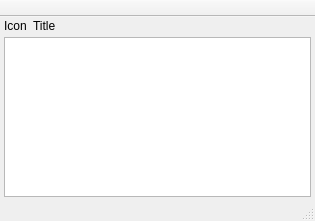
xnamed/vacuum-im, file src/plugins/filestreamsmanager/filestreamswindow2.ui: the form before one commit.
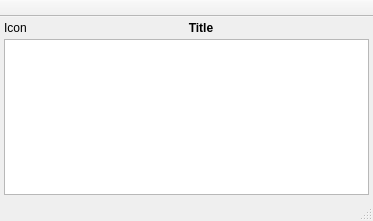
The form after the commit.

```diff
--- a/src/plugins/filestreamsmanager/filestreamswindow2.ui
+++ b/src/plugins/filestreamsmanager/filestreamswindow2.ui
@@ -6,10 +6,16 @@
    <rect>
     <x>0</x>
     <y>0</y>
-    <width>315</width>
+    <width>373</width>
     <height>221</height>
    </rect>
   </property>
+  <property name="sizePolicy">
+   <sizepolicy hsizetype="Expanding" vsizetype="Expanding">
+    <horstretch>0</horstretch>
+    <verstretch>0</verstretch>
+   </sizepolicy>
+  </property>
   <property name="iconSize">
    <size>
     <width>16</width>
@@ -28,13 +34,13 @@
      <number>4</number>
     </property>
     <property name="topMargin">
-     <number>2</number>
+     <number>4</number>
     </property>
     <property name="rightMargin">
      <number>4</number>
     </property>
     <property name="bottomMargin">
-     <number>2</number>
+     <number>4</number>
     </property>
     <item>
      <layout class="QHBoxLayout" name="horizontalLayout">
@@ -53,9 +59,19 @@
           <verstretch>0</verstretch>
          </sizepolicy>
         </property>
+        <property name="font">
+         <font>
+          <weight>75</weight>
+          <italic>false</italic>
+          <bold>true</bold>
+         </font>
+        </property>
         <property name="text">
          <string>Title</string>
         </property>
+        <property name="alignment">
+         <set>Qt::AlignCenter</set>
+        </property>
        </widget>
       </item>
      </layout>
@@ -91,6 +107,12 @@
    </layout>
   </widget>
   <widget class="QToolBar" name="tlbToolBar">
+   <property name="sizePolicy">
+    <sizepolicy hsizetype="Expanding" vsizetype="Fixed">
+     <horstretch>0</horstretch>
+     <verstretch>0</verstretch>
+    </sizepolicy>
+   </property>
    <property name="movable">
     <bool>false</bool>
    </property>
@@ -104,7 +126,14 @@
     <bool>false</bool>
    </attribute>
   </widget>
-  <widget class="QStatusBar" name="stbStatusBar"/>
+  <widget class="QStatusBar" name="stbStatusBar">
+   <property name="sizePolicy">
+    <sizepolicy hsizetype="Expanding" vsizetype="Expanding">
+     <horstretch>0</horstretch>
+     <verstretch>0</verstretch>
+    </sizepolicy>
+   </property>
+  </widget>
  </widget>
  <layoutdefault spacing="6" margin="11"/>
  <resources/>
```
